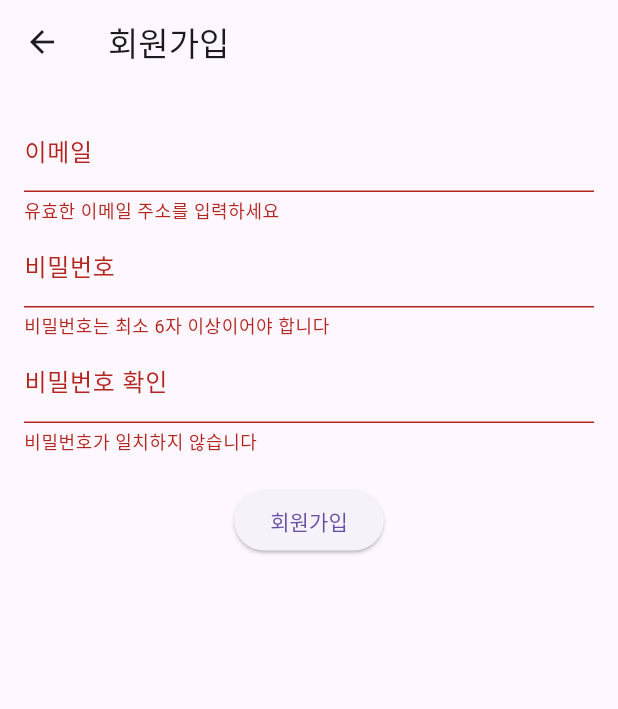
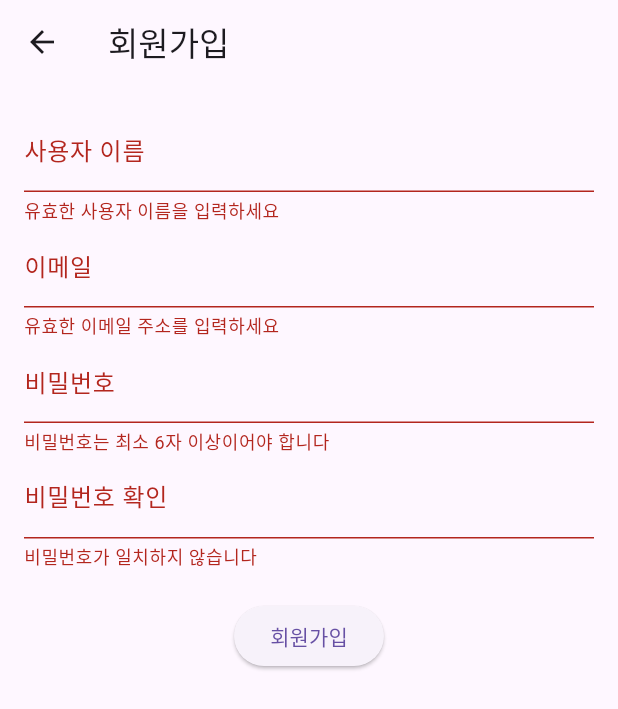
Before and after one commit to EazyNick/stock_auto_trader, a Flutter app: the SignupScreen screen opened by its route, after a tap on "회원가입", on a phone screen of 412 x 824 dp. Shown: the top 709 px of the screen. Run offline on Flutter 3.47's test engine with Material 3 defaults, Android fonts, the light colour scheme and no system bars; our stand-ins replace dio.

Commit message:
회원가입 정보 서버로 데이터 전달
회원가입 정보 서버로 데이터 전달
Rest API / POST

```diff
--- a/lib/signup/signup_screen.dart
+++ b/lib/signup/signup_screen.dart
@@ -1,5 +1,5 @@
 import 'package:flutter/material.dart';
-import '../Login/login_screen.dart';
+import 'package:dio/dio.dart';
 
 class SignupScreen extends StatefulWidget {
   @override
@@ -10,6 +10,7 @@ class _SignupScreenState extends State<SignupScreen> {
   final _formKey = GlobalKey<FormState>();
   final TextEditingController _passwordController = TextEditingController();
   final TextEditingController _confirmPasswordController = TextEditingController();
+  String _username = '';
   String _email = '';
   String _password = '';
 
@@ -20,13 +21,43 @@ class _SignupScreenState extends State<SignupScreen> {
     super.dispose();
   }
 
-  void _submit() {
+  Future<void> _submit() async {
     if (_formKey.currentState!.validate()) {
-      // 폼의 상태를 저장
       _formKey.currentState!.save();
-      // 회원가입 로직이나 상태 관리를 처리할 부분
-      // 회원가입 성공 시 로그인 페이지로 이동합니다.
-      Navigator.pushReplacementNamed(context, '/login');
+
+      Dio dio = Dio(
+        BaseOptions(
+          baseUrl: 'https://fintech19190301.kro.kr/',
+          connectTimeout: Duration(seconds: 5), // Duration 타입으로 변경
+          receiveTimeout: Duration(seconds: 3), // Duration 타입으로 변경
+        ),
+      )..interceptors.add(LogInterceptor(responseBody: true)); // 로그 인터셉터 추가
+
+      try {
+        final response = await dio.post(
+          'api/items/',
+          data: {
+            'username': _username,
+            'email': _email,
+            'password': _password,
+          },
+        );
+
+        if (response.statusCode == 201) {
+          // 회원가입 성공 시 로그인 페이지로 이동
+          Navigator.pushReplacementNamed(context, '/login');
+        } else {
+          // 서버로부터 에러 응답을 받은 경우 처리
+          ScaffoldMessenger.of(context).showSnackBar(
+            SnackBar(content: Text('회원가입 실패: ${response.statusMessage}')),
+          );
+        }
+      } catch (e) {
+        // 네트워크 오류 또는 다른 오류 처리
+        ScaffoldMessenger.of(context).showSnackBar(
+          SnackBar(content: Text('회원가입 실패: $e')),
+        );
+      }
     }
   }
 
@@ -42,6 +73,16 @@ class _SignupScreenState extends State<SignupScreen> {
           padding: const EdgeInsets.all(16.0),
           child: Column(
             children: <Widget>[
+              TextFormField(
+                decoration: InputDecoration(labelText: '사용자 이름'),
+                validator: (value) {
+                  if (value == null || value.isEmpty) {
+                    return '유효한 사용자 이름을 입력하세요';
+                  }
+                  return null;
+                },
+                onSaved: (value) => _username = value ?? '',
+              ),
               TextFormField(
                 decoration: InputDecoration(labelText: '이메일'),
                 validator: (value) {
--- a/pubspec.yaml
+++ b/pubspec.yaml
@@ -30,7 +30,7 @@ environment:
 dependencies:
   flutter:
     sdk: flutter
-
+  dio: ^5.0.0
 
   # The following adds the Cupertino Icons font to your application.
   # Use with the CupertinoIcons class for iOS style icons.
```
Also changed, not shown: pubspec.lock.
